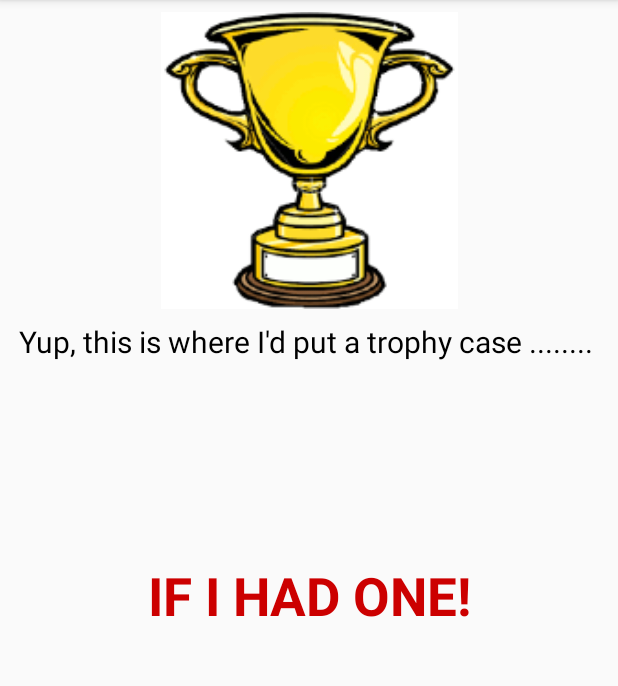
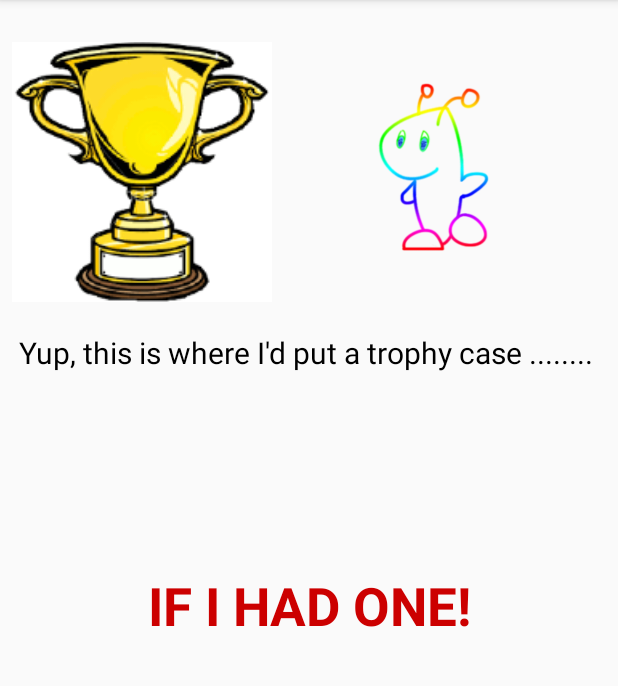
Before and after one commit to DevonTrammell/Foogles, an Android app: the Trophy_Display screen opened directly, with no data from a screen before it, on a phone screen of 412 x 824 dp, the part 84-770 px from its top. Run offline under Robolectric (Android 15) with nearby library versions, the phone set to English and light mode, and no system bars.

Commit message:
Added a very basic animation for walking, and made minor text changes to Joey's create a Foogle database thing. Will need at least 4 sets of animations for walking and will need to finish the database stuff before Monday.

```diff
--- a/Foogles/app/src/main/java/fooglesinc/foogles/MainActivity.java
+++ b/Foogles/app/src/main/java/fooglesinc/foogles/MainActivity.java
@@ -43,9 +43,9 @@ public class MainActivity extends AppCompatActivity {
         super.onCreate(savedInstanceState);
         setContentView(R.layout.activity_main);
 
-        MediaPlayer ring = create(MainActivity.this, R.raw.mariothemesong);
-        ring.start();
-        ring.setLooping(true);
+        //MediaPlayer ring = create(MainActivity.this, R.raw.mariothemesong);
+        //ring.start();
+        //ring.setLooping(true);
 
 
         btnNext = (Button) findViewById(R.id.button8);
--- a/Foogles/app/src/main/java/fooglesinc/foogles/Trophy_Display.java
+++ b/Foogles/app/src/main/java/fooglesinc/foogles/Trophy_Display.java
@@ -1,11 +1,14 @@
 package fooglesinc.foogles;
 
+import android.graphics.drawable.AnimationDrawable;
 import android.support.v7.app.AppCompatActivity;
 import android.os.Bundle;
+import android.widget.ImageView;
 import android.widget.TextView;
 
 public class Trophy_Display extends AppCompatActivity {
 
+    private ImageView walking;
     @Override
     protected void onCreate(Bundle savedInstanceState) {
         super.onCreate(savedInstanceState);
@@ -17,5 +20,13 @@ public class Trophy_Display extends AppCompatActivity {
         displayedMessage = "IF I HAD ONE!";
         textView.setText(displayedMessage);
 
+        // setting up a basic animation
+        walking = (ImageView) findViewById(R.id.walking_anim);
+        walking.setBackgroundResource(R.drawable.walk_anim);
+        AnimationDrawable WeWalking = (AnimationDrawable) walking.getBackground();
+
+        WeWalking.stop();
+        WeWalking.start();
+
     }
 }
--- /dev/null
+++ b/Foogles/app/src/main/res/drawable/walk_anim.xml
@@ -0,0 +1,26 @@
+<?xml version="1.0" encoding="utf-8"?>
+<animation-list xmlns:android="http://schemas.android.com/apk/res/android"
+    android:oneshot="false">
+    <item
+        android:drawable="@drawable/walk_invisible1"
+        android:duration="100"/>
+    <item
+        android:drawable="@drawable/walk_invisible2"
+        android:duration="100"/>
+    <item
+        android:drawable="@drawable/walk_invisible3"
+        android:duration="100"/>
+    <item
+        android:drawable="@drawable/walk_invisible4"
+        android:duration="100"/>
+    <item
+        android:drawable="@drawable/walk_invisible5"
+        android:duration="100"/>
+    <item
+        android:drawable="@drawable/walk_invisible6"
+        android:duration="100"/>
+    <item
+        android:drawable="@drawable/walk_invisible7"
+        android:duration="100"/>
+
+</animation-list>
--- a/Foogles/app/src/main/res/layout/activity_trophy__display.xml
+++ b/Foogles/app/src/main/res/layout/activity_trophy__display.xml
@@ -8,16 +8,16 @@
 
     <ImageView
         android:id="@+id/imageView"
-        android:layout_width="379dp"
-        android:layout_height="198dp"
-        android:layout_marginBottom="8dp"
-        android:layout_marginEnd="8dp"
+        android:layout_width="173dp"
+        android:layout_height="197dp"
+        android:layout_marginLeft="16dp"
         android:layout_marginStart="8dp"
-        android:layout_marginTop="8dp"
-        app:layout_constraintEnd_toEndOf="parent"
+        android:layout_marginTop="16dp"
+        android:contentDescription="@string/todo"
+        app:layout_constraintLeft_toLeftOf="parent"
         app:layout_constraintStart_toStartOf="parent"
         app:layout_constraintTop_toTopOf="parent"
-        app:srcCompat="@mipmap/ic_trophy_foreground" android:contentDescription="@string/todo" />
+        app:srcCompat="@mipmap/ic_trophy_foreground" />
 
     <TextView
         android:id="@+id/textView"
@@ -53,4 +53,20 @@
         app:layout_constraintTop_toBottomOf="@+id/textView"
         app:layout_constraintVertical_bias="0.1" />
 
+    <ImageView
+        android:id="@+id/walking_anim"
+        android:layout_width="128dp"
+        android:layout_height="128dp"
+        android:layout_marginBottom="8dp"
+        android:layout_marginEnd="8dp"
+        android:layout_marginStart="8dp"
+        android:layout_marginTop="8dp"
+        android:background="@drawable/invis"
+        app:layout_constraintBottom_toBottomOf="@+id/imageView"
+        app:layout_constraintEnd_toEndOf="parent"
+        app:layout_constraintHorizontal_bias="0.524"
+        app:layout_constraintStart_toEndOf="@+id/imageView"
+        app:layout_constraintTop_toTopOf="@+id/imageView"
+        app:srcCompat="@drawable/invis" />
+
 </android.support.constraint.ConstraintLayout>
```
Also changed, not shown: Foogles/app/src/main/res/layout/activity_create_foogle.xml (+21 -16 lines), Foogles/app/src/main/res/drawable/invis.png (added), Foogles/app/src/main/res/drawable/walk_invisible1.png (added), Foogles/app/src/main/res/drawable/walk_invisible2.png (added), Foogles/app/src/main/res/drawable/walk_invisible3.png (added), Foogles/app/src/main/res/drawable/walk_invisible4.png (added), Foogles/app/src/main/res/drawable/walk_invisible5.png (added), Foogles/app/src/main/res/drawable/walk_invisible6.png (added), Foogles/app/src/main/res/drawable/walk_invisible7.png (added).
